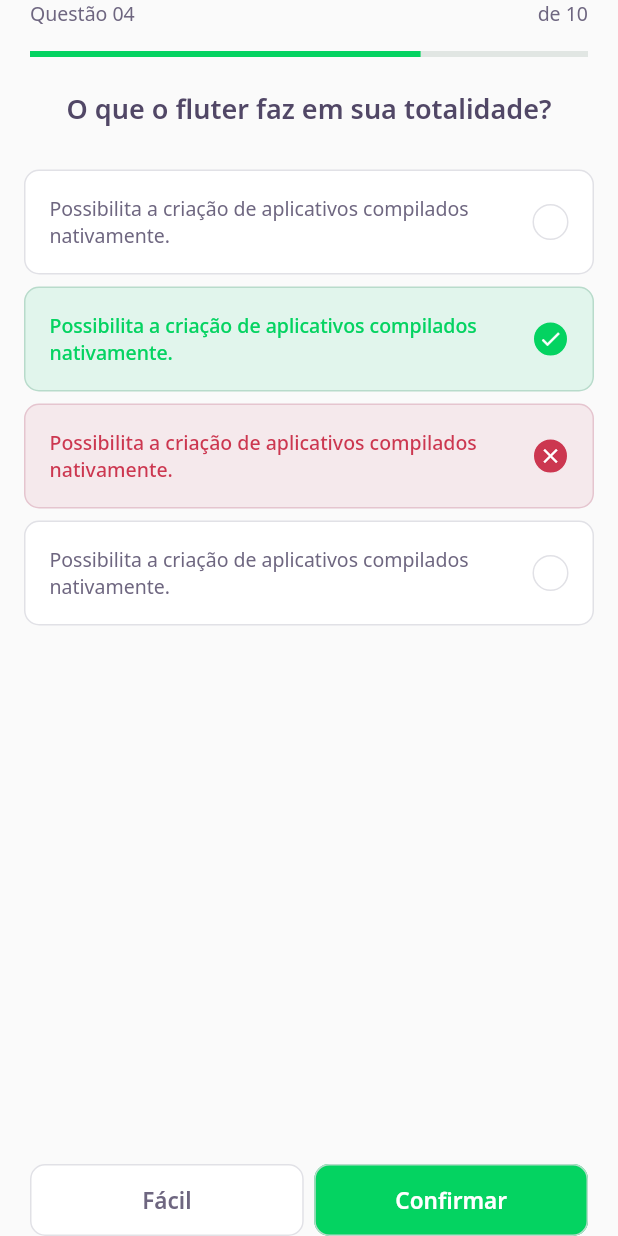
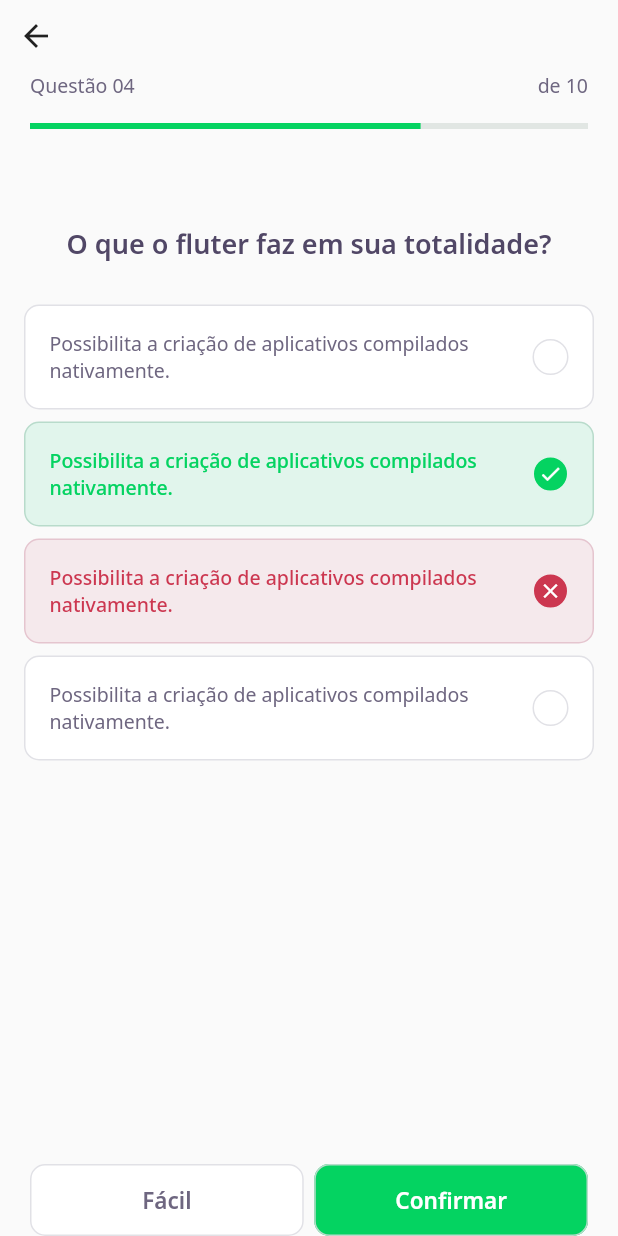
Before and after one commit to JohnEmerson1406/devquiz, a Flutter app: the ChallengePage screen opened directly, on a phone screen of 412 x 824 dp. Run offline on Flutter 3.47's test engine with Material 2 defaults, Android fonts, the phone set to English and light mode, and no system bars; our stand-ins replace google_fonts; accounts and stored records are empty; network calls fail.

```diff
--- a/lib/challenge/challenge_page.dart
+++ b/lib/challenge/challenge_page.dart
@@ -13,10 +13,16 @@ class _ChallengePageState extends State<ChallengePage> {
   Widget build(BuildContext context) {
     return Scaffold(
       appBar: PreferredSize(
-        preferredSize: Size.fromHeight(60),
+        preferredSize: Size.fromHeight(86),
         child: SafeArea(
           top: true,
-          child: QuestionIndicatorWidget(),
+          child: Column(
+            crossAxisAlignment: CrossAxisAlignment.start,
+            children: [
+              BackButton(),
+              QuestionIndicatorWidget(),
+            ],
+          ),
         ),
       ),
       body: QuizWidget(
--- a/lib/challenge/widgets/quiz/quiz_widget.dart
+++ b/lib/challenge/widgets/quiz/quiz_widget.dart
@@ -11,6 +11,9 @@ class QuizWidget extends StatelessWidget {
     return Container(
       child: Column(
         children: [
+          SizedBox(
+            height: 64,
+          ),
           Text(
             title,
             style: AppTextStyles.heading,
--- a/lib/core/app_widget.dart
+++ b/lib/core/app_widget.dart
@@ -1,6 +1,4 @@
-import 'package:devquiz/challenge/challenge_page.dart';
 import 'package:devquiz/home/home_page.dart';
-// import 'package:devquiz/splash/splash_page.dart';
 import 'package:flutter/material.dart';
 
 class AppWidget extends StatelessWidget {
@@ -9,7 +7,7 @@ class AppWidget extends StatelessWidget {
     return MaterialApp(
       title: "DevQuiz",
       // home: HomePage(),
-      home: ChallengePage(),
+      home: HomePage(),
     );
   }
 }
```
Also changed, not shown: lib/home/home_page.dart (+9 -0 lines), lib/home/widgets/quiz_card/quiz_card_widget.dart (+5 -2 lines).
